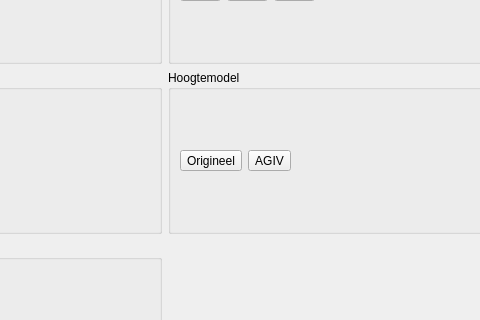
DOV-Vlaanderen/erosiebezwaren, file ui_mapswitchdialog.ui: the form before one commit; both pictures show x 355 to 835 and y 111 to 431 of the 1039 by 554 pixel window.
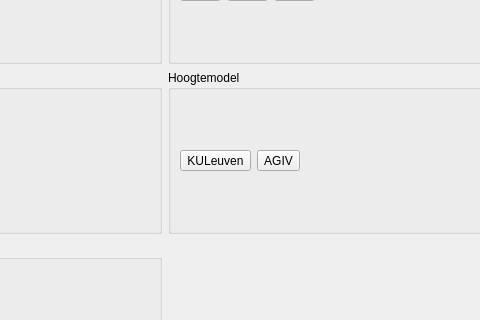
The form after the commit. Icons and pictures are not drawn.

Commit message: Schaal kleurenbereik van DEM's afhankelijk van map extent.

```diff
--- a/ui_mapswitchdialog.ui
+++ b/ui_mapswitchdialog.ui
@@ -181,7 +181,7 @@
         <item>
          <widget class="QToolButton" name="btn_dem_origineel">
           <property name="text">
-           <string>Origineel</string>
+           <string>KULeuven</string>
           </property>
           <property name="icon">
            <iconset resource="resources.qrc">
```
Left out of the diff: 2 changed lines with no effect on the pictures. The commit also changes 1 other file.
